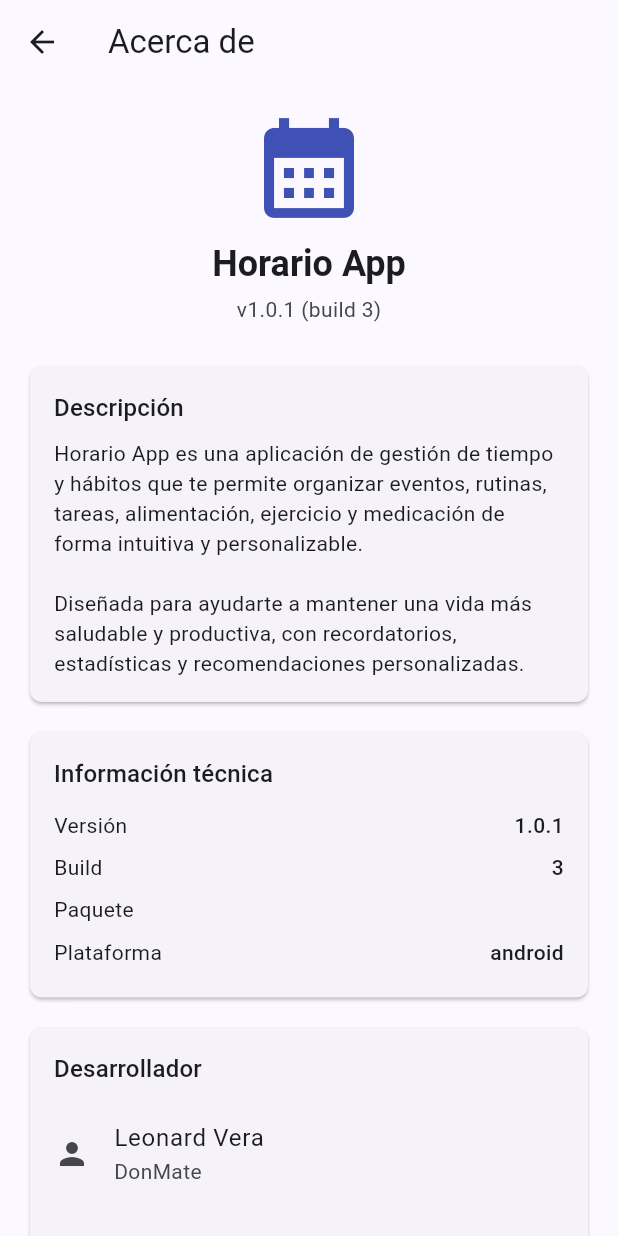
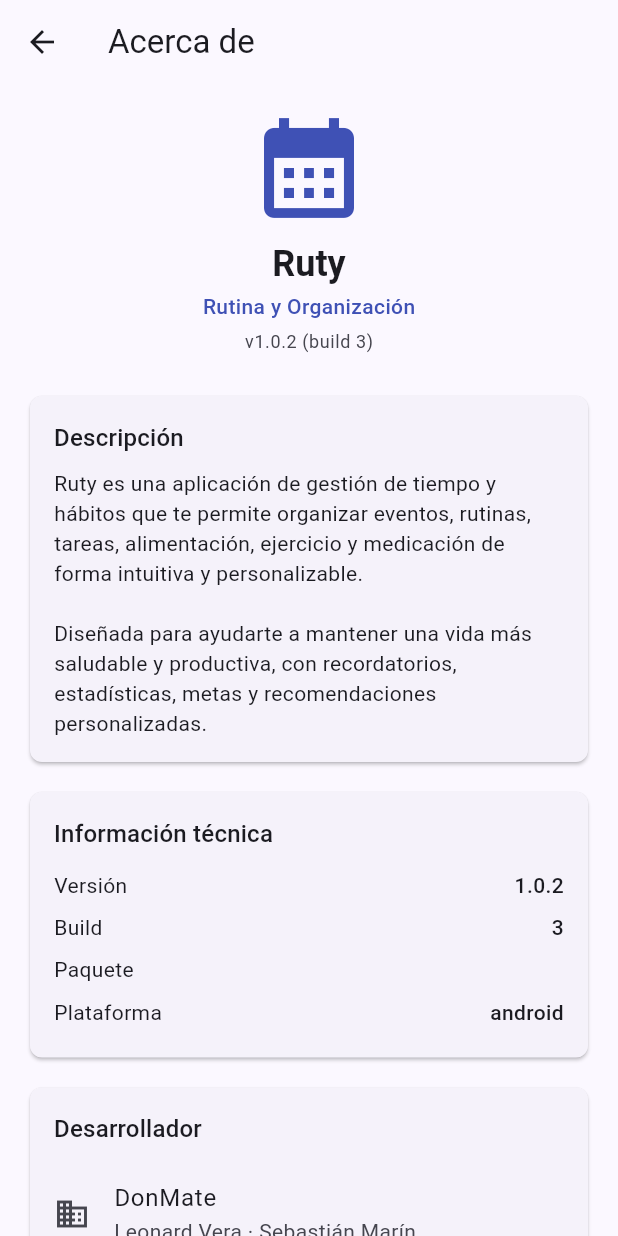
Before and after one commit to DonMate-app/Ruty-App, a Flutter app: the AcercaDePage screen opened directly, on a phone screen of 412 x 824 dp. Run offline on Flutter 3.47's test engine with Material 3 defaults, Android fonts, the phone set to English and light mode, and no system bars; our stand-ins replace file_picker, fl_chart, flutter_local_notifications, just_audio, package_info_plus, share_plus and 3 more; accounts and stored records are empty; network calls fail.

Commit message:
Bump to v1.0.2, rebrand to Ruty, add regional pricing and Lemon Squeezy placeholder

```diff
--- a/lib/screens/acerca_de.dart
+++ b/lib/screens/acerca_de.dart
@@ -56,15 +56,23 @@ class _AcercaDePageState extends State<AcercaDePage> {
                   ),
                   const SizedBox(height: 8),
                   Text(
-                    'Horario App',
+                    'Ruty',
                     style: theme.textTheme.headlineSmall?.copyWith(
                       fontWeight: FontWeight.bold,
                     ),
                   ),
-                  const SizedBox(height: 4),
+                  const SizedBox(height: 2),
+                  Text(
+                    'Rutina y Organización',
+                    style: theme.textTheme.bodyMedium?.copyWith(
+                      color: colorScheme.primary,
+                      fontWeight: FontWeight.w500,
+                    ),
+                  ),
+                  const SizedBox(height: 6),
                   Text(
                     'v$_version (build $_buildNumber)',
-                    style: theme.textTheme.bodyMedium?.copyWith(
+                    style: theme.textTheme.bodySmall?.copyWith(
                       color: colorScheme.onSurfaceVariant,
                     ),
                   ),
@@ -86,13 +94,13 @@ class _AcercaDePageState extends State<AcercaDePage> {
                     ),
                     const SizedBox(height: 8),
                     const Text(
-                      'Horario App es una aplicación de gestión de tiempo y '
-                      'hábitos que te permite organizar eventos, rutinas, '
-                      'tareas, alimentación, ejercicio y medicación de forma '
-                      'intuitiva y personalizable.\n\n'
+                      'Ruty es una aplicación de gestión de tiempo y hábitos '
+                      'que te permite organizar eventos, rutinas, tareas, '
+                      'alimentación, ejercicio y medicación de forma intuitiva '
+                      'y personalizable.\n\n'
                       'Diseñada para ayudarte a mantener una vida más '
-                      'saludable y productiva, con recordatorios, estadísticas '
-                      'y recomendaciones personalizadas.',
+                      'saludable y productiva, con recordatorios, estadísticas, '
+                      'metas y recomendaciones personalizadas.',
                     ),
                   ],
                 ),
@@ -139,15 +147,15 @@ class _AcercaDePageState extends State<AcercaDePage> {
                     const SizedBox(height: 8),
                     const ListTile(
                       contentPadding: EdgeInsets.zero,
-                      leading: Icon(Icons.person),
-                      title: Text('Leonard Vera'),
-                      subtitle: Text('DonMate'),
+                      leading: Icon(Icons.business),
+                      title: Text('DonMate'),
+                      subtitle: Text('Leonard Vera · Sebastián Marín'),
                     ),
                     const ListTile(
                       contentPadding: EdgeInsets.zero,
                       leading: Icon(Icons.email),
                       title: Text('Contacto'),
-                      subtitle: Text('correo@ejemplo.com'),
+                      subtitle: Text('donmate.apps@gmail.com'),
                     ),
                   ],
                 ),
--- a/lib/screens/vista_ajustes.dart
+++ b/lib/screens/vista_ajustes.dart
@@ -77,7 +77,7 @@ class VistaAjustesPage extends StatelessWidget {
           const SizedBox(height: 16),
           Center(
             child: Text(
-              'Horario App',
+              'Ruty',
               style: theme.textTheme.bodySmall?.copyWith(
                 color: theme.colorScheme.onSurfaceVariant,
               ),
--- a/pubspec.yaml
+++ b/pubspec.yaml
@@ -1,7 +1,7 @@
 name: horario_app
 description: Aplicación de horario personal con eventos y rutinas.
 publish_to: 'none'
-version: 1.0.1+3
+version: 1.0.2+3
 
 environment:
   sdk: '>=3.0.0 <4.0.0'
```
Also changed, not shown: lib/screens/pro/info_pro_page.dart (+119 -9 lines), lib/services/licencia_service.dart (+101 -17 lines), lib/services/precios_service.dart (added, +133 -0 lines).
